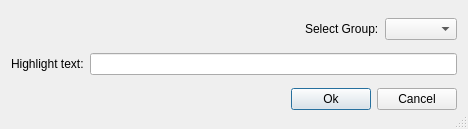
matoom/frostbite, file gui/text/highlight/highlighteditdialog.ui: the form before one commit.
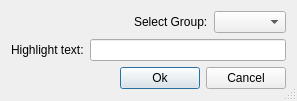
The form after the commit.

The edit to the form file:
```diff
--- a/gui/text/highlight/highlighteditdialog.ui
+++ b/gui/text/highlight/highlighteditdialog.ui
@@ -6,8 +6,8 @@
    <rect>
     <x>0</x>
     <y>0</y>
-    <width>468</width>
-    <height>129</height>
+    <width>297</width>
+    <height>101</height>
    </rect>
   </property>
   <property name="sizePolicy">
```
